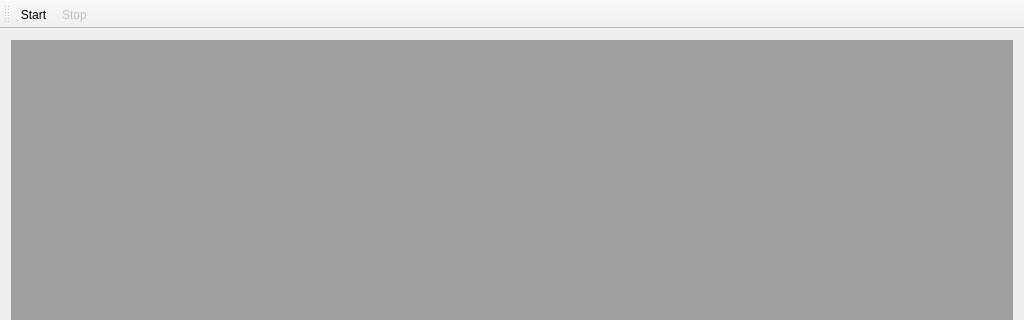
This is src/gui/mainwindow.ui in GENIVI/CANdevStudio as Qt 5 draws it before an edit; both pictures show x 0 to 1024 and y 0 to 320 of the 1024 by 768 pixel window. The edited form follows.
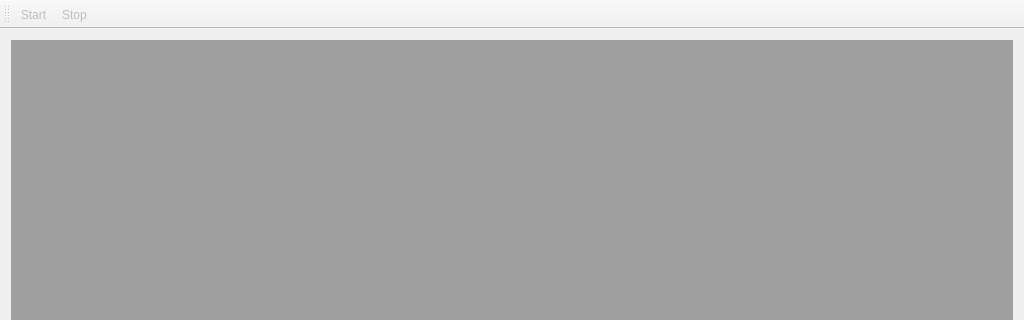
This is the edited form.

```diff
--- a/src/gui/mainwindow.ui
+++ b/src/gui/mainwindow.ui
@@ -50,6 +50,9 @@
    <addaction name="actionstop"/>
   </widget>
   <action name="actionstart">
+   <property name="enabled">
+    <bool>false</bool>
+   </property>
    <property name="text">
     <string>Start</string>
    </property>
```
Left out of the diff: 1 changed line with no effect on the pictures.
